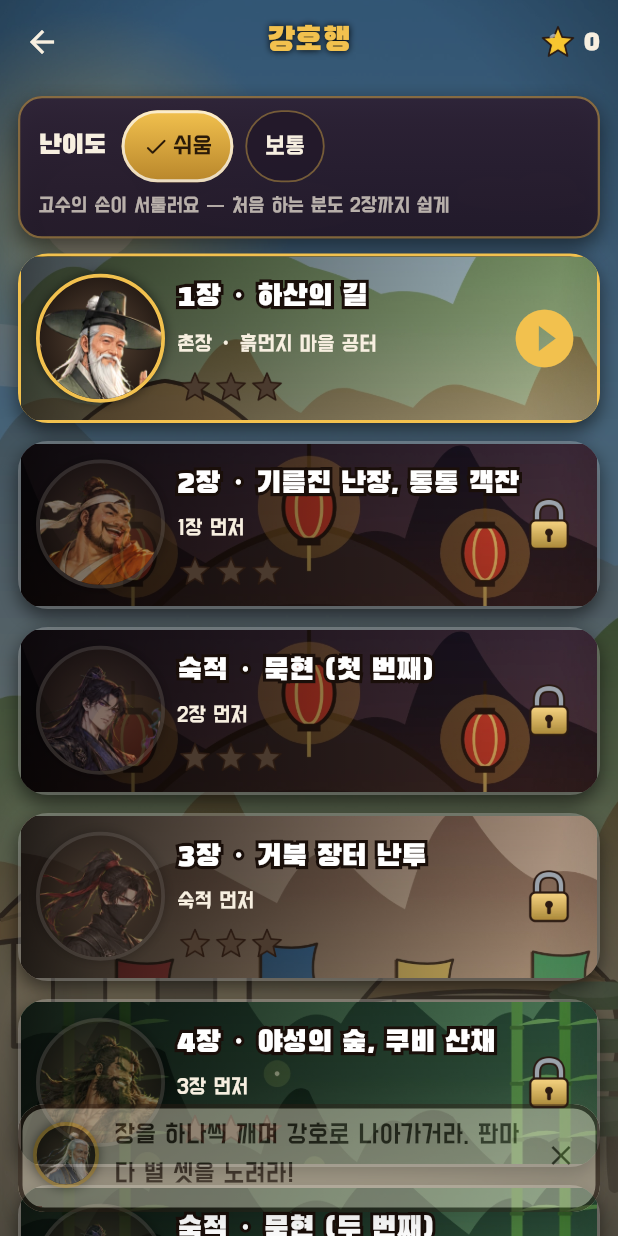
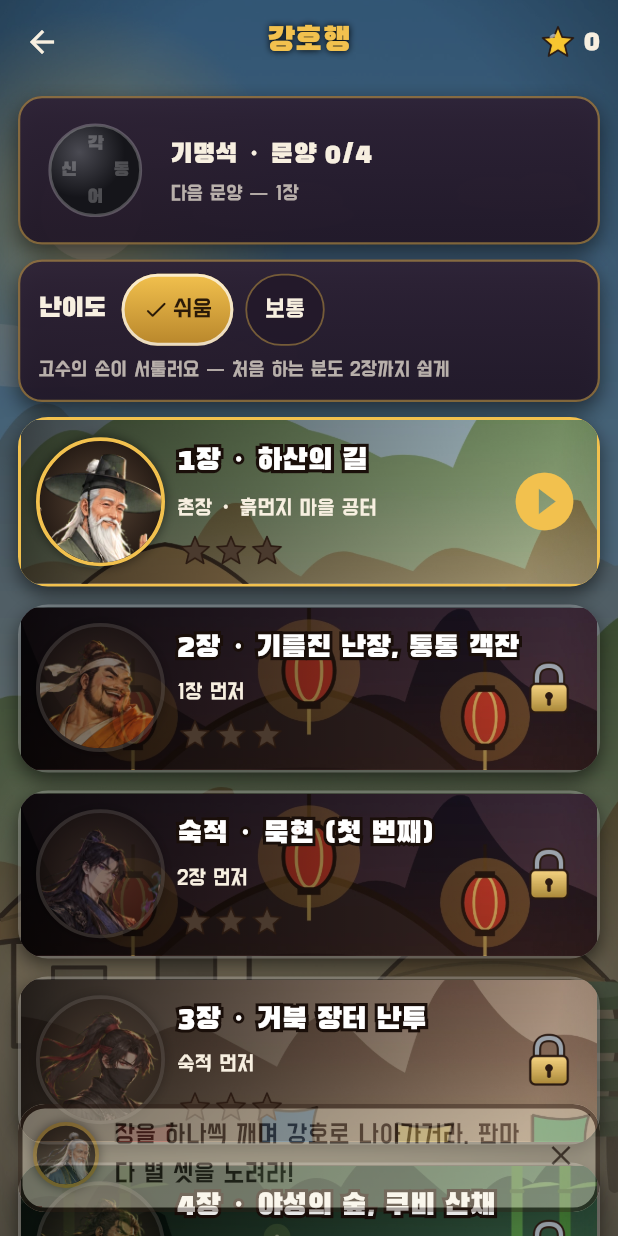
Before and after one commit to ttong627/TTong_alkkagi, a Flutter app: the CampaignScreen screen opened directly, after a tap on "쉬움", on a phone screen of 412 x 824 dp. Run offline on Flutter 3.47's test engine with Material 3 defaults, Android fonts, the phone set to English and light mode, and no system bars; our stand-ins replace audioplayers, shared_preferences; missing offline and left inert: flame, forge2d; accounts and stored records are empty.

Commit message:
feat: 기명석 문양 넷 · 문양 각성 장면 · 맺음(촌장·묵현)
형 지시 「스토리·연출·기능·효과·재미·감동 점검하고 새로 추가」 — 감동이 끊기던 곳 셋:
- 6장 뒤 맺음이 없었다(촌장의 생사·묵현의 끝) → 맺음 대사 10줄 + 만든 이 화면
- 문양 진행이 화면에 안 보였다 → 강호행 맨 위 기명석(문양 넷 · 다음 문양 안내) · 4장 뒤 두 번째 문양 대사
- 장을 깨는 순간 연출이 없었다 → 문양 각성 장면(빛 · 열림 소리 · 쿵-쿵 진동)
- 시험 glyph_test 4개 · 설계서 §16.17

Co-Authored-By: Claude Opus 5.5 <noreply@anthropic.com>

```diff
--- a/app/lib/screens/campaign_screen.dart
+++ b/app/lib/screens/campaign_screen.dart
@@ -16,6 +16,8 @@ import '../game/schools.dart';
 import '../progress/store.dart';
 import '../story/campaign.dart';
 import '../story/chapters.dart';
+import '../ui/glyph_stone.dart';
+import 'credits_screen.dart';
 import 'dialogue_screen.dart';
 import 'encounter_flow.dart';
 import 'game_screen.dart';
@@ -123,7 +125,27 @@ class _CampaignScreenState extends State<CampaignScreen> {
         DialogueScreen(title: s.title, lines: s.outro, scene: s.arena.name),
       ),
     );
+    final g = glyphOf(s.id);
+    if (r.first && g != null && mounted) {
+      await showGlyphAwaken(
+        context,
+        index: g,
+        lit: GlyphStone.litFrom(p.done)..remove(g),
+      );
+    }
     if (r.awaken && mounted) await _awaken();
+    if (r.first && s.id == 'c6' && mounted) {
+      await nav.push(
+        gameRoute<bool>(
+          const DialogueScreen(
+            title: '맺음 · 다시 흙먼지 마을',
+            lines: epilogue,
+            scene: 'dustyYard',
+          ),
+        ),
+      );
+      if (mounted) await nav.push(gameRoute<void>(const CreditsScreen()));
+    }
     if (mounted) setState(() {});
     if (mounted) await afterRound(context);
   }
@@ -248,6 +270,45 @@ class _CampaignScreenState extends State<CampaignScreen> {
     ),
   );
 
+  /// 기명석: 깨어난 문양 수와 다음 문양까지 남은 판.
+  Widget _glyphRow(Profile p) {
+    final lit = GlyphStone.litFrom(p.done);
+    final next = glyphs.where((g) => !p.done.contains(g.$1)).firstOrNull;
+    final nextTitle = next == null
+        ? null
+        : campaign.firstWhere((s) => s.id == next.$1).title.split(' · ').first;
+    return Padding(
+      padding: const EdgeInsets.only(bottom: 10),
+      child: GlassPanel(
+        key: const Key('glyph-row'),
+        padding: const EdgeInsets.fromLTRB(8, 6, 12, 6),
+        radius: 16,
+        child: Row(
+          children: [
+            GlyphStone(lit: lit, size: 84),
+            const SizedBox(width: 8),
+            Expanded(
+              child: Column(
+                crossAxisAlignment: CrossAxisAlignment.start,
+                children: [
+                  Text(
+                    '기명석 · 문양 ${lit.length}/${glyphs.length}',
+                    style: const TextStyle(fontFamily: titleFont, fontSize: 18),
+                  ),
+                  const SizedBox(height: 2),
+                  Text(
+                    nextTitle == null ? '탄지신통 완성!' : '다음 문양 — $nextTitle',
+                    style: const TextStyle(fontSize: 14, color: Palette.dim),
+                  ),
+                ],
+              ),
+            ),
+          ],
+        ),
+      ),
+    );
+  }
+
   void _setEasy(bool v) {
     setState(() => _store.profile.easyMode = v);
     unawaited(_store.save());
@@ -277,10 +338,11 @@ class _CampaignScreenState extends State<CampaignScreen> {
       ],
       body: ListView.builder(
         padding: const EdgeInsets.fromLTRB(12, 8, 12, 24),
-        itemCount: campaign.length + 2,
+        itemCount: campaign.length + 3,
         itemBuilder: (_, j) {
-          if (j == 0) return _difficultyRow(p);
-          final i = j - 1;
+          if (j == 0) return _glyphRow(p);
+          if (j == 1) return _difficultyRow(p);
+          final i = j - 2;
           if (i == campaign.length) {
             final open = p.stage >= 7;
             return _StageCard(
--- a/app/lib/story/chapters.dart
+++ b/app/lib/story/chapters.dart
@@ -258,6 +258,7 @@ const List<Stage> campaign = [
     ],
     outro: [
       ('쿠비', '너 같은 놈 처음 본다! 좋아, 오늘부터 형님이라 부르마. 내 제자 놈을 데려가라.'),
+      ('해설', '함께 걷는 이가 생기자 기명석의 두 번째 문양이 따뜻하게 빛난다.'),
       ('해설', '숲을 나서는 길목 — 낯선 기운을 두른 묵현이 기다리고 있다.'),
     ],
   ),
@@ -389,6 +390,36 @@ const List<Stage> campaign = [
   ),
 ];
 
+/// 기명석 문양 넷(설계서 §2.6 · §16.1): (이 판을 처음 깨면 깨어남, 이름, 한 줄).
+/// 2026-10-13 형 「스토리·연출·감동 점검」: 대사로만 「문양이 빛난다」 하고 화면에 보이지 않았다.
+const glyphs = [
+  ('c1', '각성', '네 안에 잠든 무공이 깨어났다'),
+  ('c4', '동행', '함께 걷는 이가 생겼다'),
+  ('c5', '어기', '마음의 선으로 돌을 꺾는다'),
+  ('c6', '신통', '탄지신통이 완성되었다'),
+];
+
+/// [stageId] 를 깨면 깨어나는 문양 번호(0~3). 문양이 없는 판이면 null.
+int? glyphOf(String stageId) {
+  final i = glyphs.indexWhere((g) => g.$1 == stageId);
+  return i < 0 ? null : i;
+}
+
+/// 맺음(6장을 처음 깨면 한 번): 촌장과 묵현의 이야기를 끝맺는다.
+/// 1장에서 묵현을 막으러 남은 촌장이 어떻게 됐는지, 마음을 돌린 묵현이 어디로 갔는지 나오지 않았다.
+const List<Line> epilogue = [
+  ('해설', '천하제일 탄지대회가 끝나고 석 달. 너는 흙먼지 마을로 돌아왔다.'),
+  ('해설', '공터 한가운데, 지팡이를 짚은 촌장이 돌판을 닦고 있다.'),
+  ('촌장', '…왔느냐. 그날 밤 묵현을 막다 다리를 좀 다쳤지만, 보다시피 멀쩡하다.'),
+  ('촌장', '천하제일이라고? 허허, 소문은 여기까지 들렸다. 손끝은 그대로구나.'),
+  ('해설', '마을 어귀에서 낯익은 발소리. 묵현이 고개를 숙이고 서 있다.'),
+  ('묵현', '사부… 돌을 빼앗으려던 이 손으로, 처음부터 다시 배우고 싶습니다.'),
+  ('촌장', '탄지는 마음으로 튕기는 것이다. 이제야 네 마음이 돌아왔구나.'),
+  ('묵현', '다음엔 이기려고 두지 않겠다. 즐기려고 두겠다.'),
+  ('촌장', '자, 셋이서 한 판 두자. 오늘은 내기도 없고, 문파도 없다.'),
+  ('해설', '기명석의 네 문양이 한꺼번에 따뜻하게 빛난다. 탄지무림 — 끝.'),
+];
+
 /// 고수의 첫 대사는 내가 고른 캐릭터에 따라 바뀐다(설계서 §16.1). 장마다 앞 대사 맨 앞에 붙는다.
 String heroGreeting(String heroLabel, String trait) {
   final kind = trait.split(' · ').first;
--- /dev/null
+++ b/app/lib/ui/glyph_stone.dart
@@ -0,0 +1,207 @@
+import 'dart:math' as math;
+
+import 'package:flutter/material.dart';
+
+import '../audio/sound.dart';
+import '../progress/settings.dart';
+import '../story/chapters.dart';
+import 'kit.dart';
+import 'theme.dart';
+
+/// 기명석(설계서 §2.6): 검은 돌 둘레에 문양 넷 — 깨어난 문양만 금빛으로 빛난다.
+/// [glow] 0~1 은 [fresh] 번째 문양이 막 깨어나는 빛(문양 각성 장면).
+class GlyphStone extends StatelessWidget {
+  const GlyphStone({
+    super.key,
+    required this.lit,
+    this.size = 96,
+    this.fresh,
+    this.glow = 0,
+  });
+
+  /// 깨어난 문양(0~3).
+  final Set<int> lit;
+  final double size;
+  final int? fresh;
+  final double glow;
+
+  /// 강호행 진행([done] = 깬 판 id)에서 깨어난 문양.
+  static Set<int> litFrom(Set<String> done) => {
+    for (var i = 0; i < glyphs.length; i++)
+      if (done.contains(glyphs[i].$1)) i,
+  };
+
+  @override
+  Widget build(BuildContext context) => CustomPaint(
+    size: Size.square(size),
+    painter: _GlyphPainter(lit, fresh, glow),
+  );
+}
+
+class _GlyphPainter extends CustomPainter {
+  _GlyphPainter(this.lit, this.fresh, this.glow);
+  final Set<int> lit;
+  final int? fresh;
+  final double glow;
+
+  @override
+  void paint(Canvas canvas, Size size) {
+    final c = size.center(Offset.zero);
+    final r = size.width * 0.36;
+    final all = lit.length == glyphs.length;
+    // 네 문양이 모두 깨어나면 돌 둘레가 은은하게 빛난다.
+    if (all || glow > 0) {
+      canvas.drawCircle(
+        c,
+        r * (1.25 + 0.15 * glow),
+        Paint()
+          ..color = Palette.gold.withValues(alpha: 0.25 + 0.35 * glow)
+          ..maskFilter = const MaskFilter.blur(BlurStyle.normal, 14),
+      );
+    }
+    canvas.drawCircle(
+      c,
+      r,
+      Paint()
+        ..shader = const RadialGradient(
+          center: Alignment(-0.35, -0.4),
+          colors: [Color(0xFF4A4A52), Color(0xFF15151A)],
+        ).createShader(Rect.fromCircle(center: c, radius: r)),
+    );
+    canvas.drawCircle(
+      c,
+      r,
+      Paint()
+        ..style = PaintingStyle.stroke
+        ..strokeWidth = 2
+        ..color = Colors.white24,
+    );
+    for (var i = 0; i < glyphs.length; i++) {
+      final a = -math.pi / 2 + i * math.pi / 2;
+      final p = c + Offset(math.cos(a), math.sin(a)) * r * 0.58;
+      final on = lit.contains(i);
+      final hot = i == fresh ? glow : 0.0;
+      if (on || hot > 0) {
+        canvas.drawCircle(
+          p,
+          r * (0.26 + 0.2 * hot),
+          Paint()
+            ..color = Palette.gold.withValues(alpha: 0.75 + 0.25 * hot)
+            ..maskFilter = const MaskFilter.blur(BlurStyle.normal, 2),
+        );
+      }
+      final tp = TextPainter(
+        text: TextSpan(
+          text: glyphs[i].$2.characters.first,
+          style: TextStyle(
+            fontFamily: titleFont,
+            fontSize: r * 0.42,
+            color: on || hot > 0.5 ? const Color(0xFF3A2208) : Colors.white24,
+          ),
+        ),
+        textDirection: TextDirection.ltr,
+      )..layout();
+      tp.paint(canvas, p - Offset(tp.width / 2, tp.height / 2));
+    }
+  }
+
+  @override
+  bool shouldRepaint(_GlyphPainter o) =>
+      o.glow != glow || o.fresh != fresh || o.lit.length != lit.length;
+}
+
+/// 문양 각성 장면: 돌이 떠오르고 새 문양이 번쩍 깨어난다(소리 · 쿵-쿵 진동). 누르면 닫힌다.
+Future<void> showGlyphAwaken(
+  BuildContext context, {
+  required int index,
+  required Set<int> lit,
+}) {
+  Sound.play('unlock');
+  Buzz.burst();
+  return showDialog<void>(
+    context: context,
+    barrierColor: Colors.black87,
+    builder: (c) => _GlyphAwaken(index: index, lit: lit),
+  );
+}
+
+class _GlyphAwaken extends StatefulWidget {
+  const _GlyphAwaken({required this.index, required this.lit});
+  final int index;
+  final Set<int> lit;
+
+  @override
+  State<_GlyphAwaken> createState() => _GlyphAwakenState();
+}
+
+class _GlyphAwakenState extends State<_GlyphAwaken>
+    with SingleTickerProviderStateMixin {
+  late final _c = AnimationController(
+    vsync: this,
+    duration: const Duration(milliseconds: 1400),
+  )..forward();
+
+  @override
+  void dispose() {
+    _c.dispose();
+    super.dispose();
+  }
+
+  @override
+  Widget build(BuildContext context) {
+    final g = glyphs[widget.index];
+    return GestureDetector(
+      key: const Key('glyph-awaken'),
+      behavior: HitTestBehavior.opaque,
+      onTap: () => Navigator.pop(context),
+      child: Center(
+        child: AnimatedBuilder(
+          animation: _c,
+          builder: (_, _) {
+            final t = Curves.easeOutBack.transform(_c.value.clamp(0, 1));
+            // 0.5초 뒤 번쩍 — 그다음 은은하게 남는다.
+            final flash = _c.value < 0.35
+                ? 0.0
+                : (1 - ((_c.value - 0.35) / 0.65)) * 0.6 + 0.4;
+            return Column(
+              mainAxisSize: MainAxisSize.min,
+              children: [
+                OutlinedText(
+                  '${widget.index + 1}번째 문양',
+                  size: 22,
+                  color: Palette.dim,
+                ),
+                const SizedBox(height: 8),
+                Transform.scale(
+                  scale: 0.6 + 0.4 * t,
+                  child: GlyphStone(
+                    lit: {...widget.lit, if (_c.value > 0.35) widget.index},
+                    fresh: widget.index,
+                    glow: flash,
+                    size: 220,
+                  ),
+                ),
+                const SizedBox(height: 12),
+                Opacity(
+                  opacity: _c.value < 0.35 ? 0 : 1,
+                  child: Column(
+                    children: [
+                      OutlinedText(
+                        g.$2,
+                        size: 44,
+                        title: true,
+                        color: Palette.gold,
+                      ),
+                      const SizedBox(height: 4),
+                      OutlinedText(g.$3, size: 20),
+                    ],
+                  ),
+                ),
+              ],
+            );
+          },
+        ),
+      ),
+    );
+  }
+}
```
Also changed, not shown: 3 other files.
